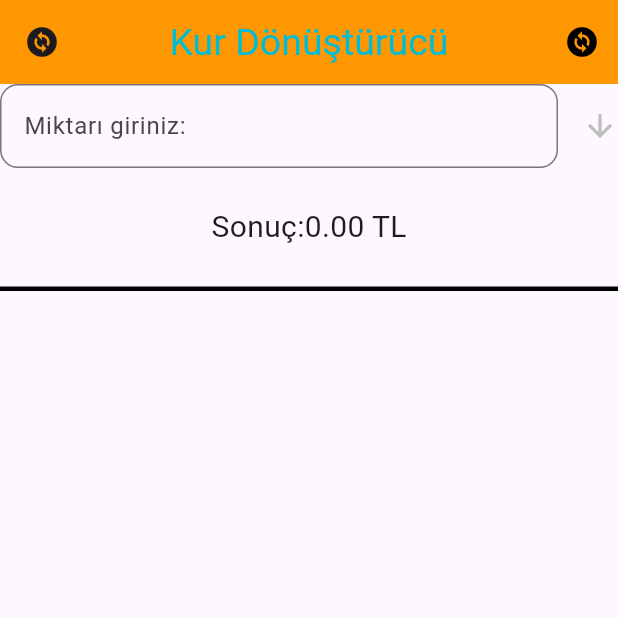
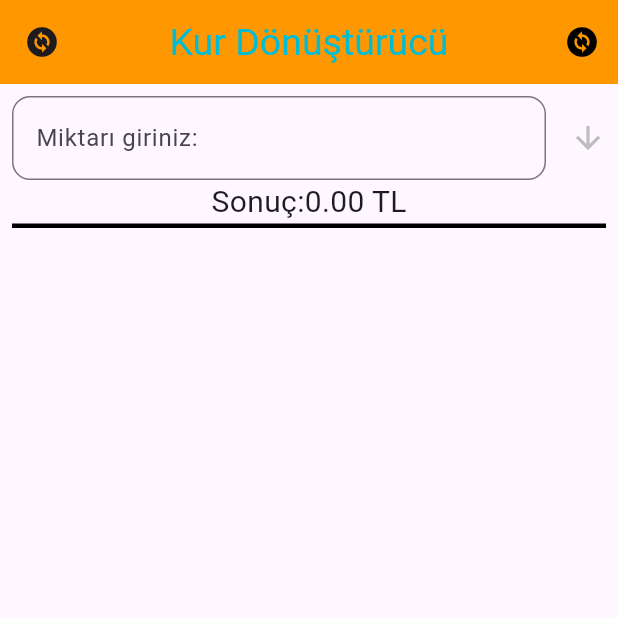
Before and after one commit to fundatasdemir/kurDonusturucu, a Flutter app: the screen it shows after launch, on a phone screen of 412 x 824 dp, the top half of it. Run offline on Flutter 3.47's test engine with Material 3 defaults, Android fonts, the light colour scheme and no system bars; network calls fail.

Commit message:
Güncellenmiş döviz kuru uygulaması kodu

```diff
--- a/lib/ana_sayfa.dart
+++ b/lib/ana_sayfa.dart
@@ -32,7 +32,13 @@ class _AnaSayfaState extends State<AnaSayfa> {
   @override
   Widget build(BuildContext context) {
     return Scaffold(
-      appBar: AppBar(
+      appBar: _buildAppBar(),
+      body: _buildBody(),
+    );
+  }
+
+  AppBar _buildAppBar() {
+    return AppBar(
       title: Text("Kur Dönüştürücü"),
       titleTextStyle: TextStyle(
         fontWeight: FontWeight.normal,
@@ -49,12 +55,34 @@ class _AnaSayfaState extends State<AnaSayfa> {
           onPressed: () {},
         ),
       ],
+    );
+  }
+
+  Widget _buildBody() {
+    return Padding(
+      padding: const EdgeInsets.all(8.0),
+      child: Column(
+        children: [
+          _builKurDonusturucuRow(),
+          SizedBox(width: 25),
+          _buildSonucText(),
+          SizedBox(width: 25),
+          _buildAyiriciCizgi(),
+          SizedBox(width: 25),
+          _buildKurList(),
+        ],
       ),
-      body: Column(
-        children: [
-          Row(
-            children: [
-              Expanded(
+    );
+  }
+
+  Widget _builKurDonusturucuRow() {
+    return Row(
+      children: [_buildKurTextField(), SizedBox(width: 16), _buildKurDrodown()],
+    );
+  }
+
+  Widget _buildKurTextField() {
+    return Expanded(
       child: TextField(
         controller: _controller,
         keyboardType: TextInputType.number,
@@ -74,11 +102,11 @@ class _AnaSayfaState extends State<AnaSayfa> {
           _hesapla();
         },
       ),
-              ),
-              SizedBox(
-                width: 16,
-              ),
-              DropdownButton<String>(
+    );
+  }
+
+  Widget _buildKurDrodown() {
+    return DropdownButton<String>(
       value: _secilenKur,
       items: _oranlar.keys.map((String kur) {
         return DropdownMenuItem<String>(
@@ -94,32 +122,29 @@ class _AnaSayfaState extends State<AnaSayfa> {
       },
       icon: Icon(Icons.arrow_downward),
       underline: SizedBox(),
-              ),
-            ],
-          ),
-          SizedBox(height: 25),
-          Text(
+    );
+  }
+
+  Widget _buildSonucText() {
+    return Text(
       "Sonuç:${_sonuc.toStringAsFixed(2)} TL",
       style: TextStyle(
         fontSize: 20,
       ),
-          ),
-          SizedBox(
-            height: 25,
-          ),
-          Container(
+    );
+  }
+
+  Widget _buildAyiriciCizgi() {
+    return Container(
       height: 3,
       color: Colors.black,
-          ),
-          SizedBox(
-            height: 25,
-          ),
-          Expanded(
+    );
+  }
+
+  Widget _buildKurList() {
+    return Expanded(
       child: ListView.builder(
           itemCount: _oranlar.keys.length, itemBuilder: _buildListItem),
-          )
-        ],
-      ),
     );
   }
 
```
Lines whose indentation alone changed are shown as unchanged.
